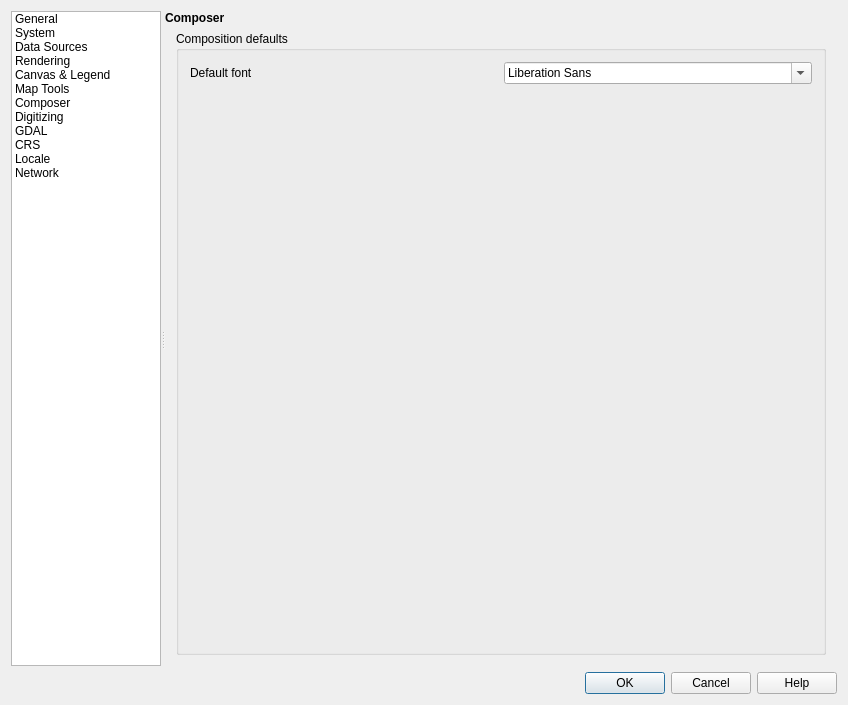
Qt form src/ui/qgsoptionsbase.ui (qgis/QGIS) before a commit.
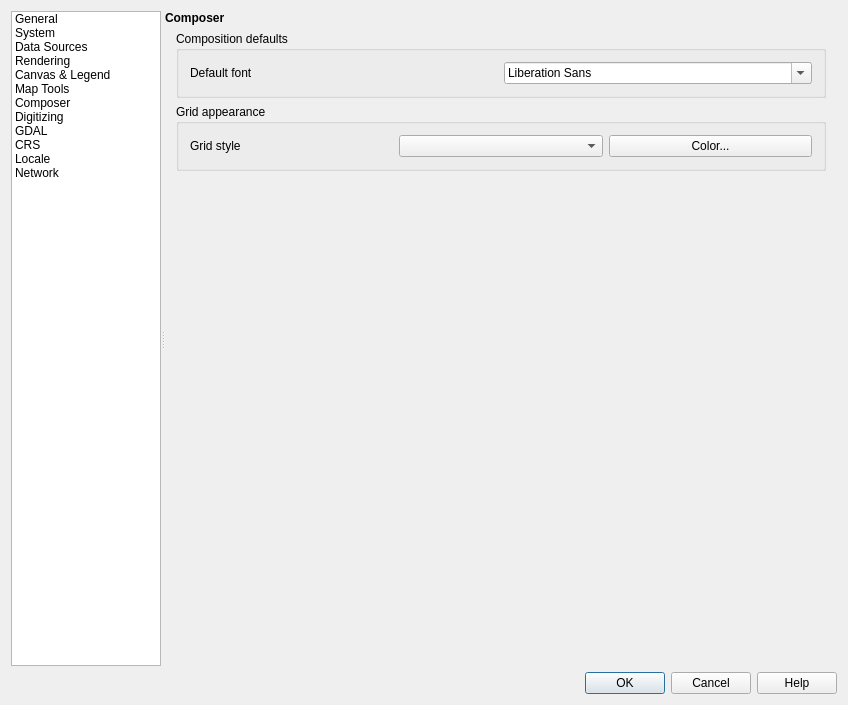
The same form after that commit. The open tabs and pages were chosen to show the change. Icons and pictures are not drawn. Custom widgets are drawn as their Qt base class.

Commit message: Move composer grid style settings to options dialog

Patch:
```diff
--- a/src/ui/qgsoptionsbase.ui
+++ b/src/ui/qgsoptionsbase.ui
@@ -2878,10 +2878,10 @@
                   <string>Composition defaults</string>
                  </property>
                  <layout class="QGridLayout" name="gridLayout_8">
-                  <item row="0" column="0">
+                  <item row="1" column="0">
                    <layout class="QHBoxLayout" name="horizontalLayout_4">
                     <item>
-                     <widget class="QLabel" name="label_58">
+                     <widget class="QLabel" name="label_60">
                       <property name="text">
                        <string>Default font</string>
                       </property>
@@ -2893,7 +2893,40 @@
                     </item>
                    </layout>
                   </item>
-                  <item row="7" column="0">
+                 </layout>
+                </widget>
+               </item>
+               <item>
+                <widget class="QGroupBox" name="groupBox_23">
+                 <property name="title">
+                  <string>Grid appearance</string>
+                 </property>
+                 <layout class="QGridLayout" name="gridLayout_9">
+                  <item row="0" column="0">
+                   <layout class="QHBoxLayout" name="horizontalLayout_32">
+                    <item>
+                     <widget class="QLabel" name="label_59">
+                      <property name="text">
+                       <string>Grid style</string>
+                      </property>
+                     </widget>
+                    </item>
+                    <item>
+                     <widget class="QComboBox" name="mGridStyleComboBox"/>
+                    </item>
+                    <item>
+                     <widget class="QgsColorButton" name="mGridColorButton">
+                      <property name="text">
+                       <string>Color...</string>
+                      </property>
+                     </widget>
+                    </item>
+                   </layout>
+                  </item>
+                 </layout>
+                </widget>
+               </item>
+               <item>
                    <spacer name="verticalSpacer_10">
                     <property name="orientation">
                      <enum>Qt::Vertical</enum>
@@ -2908,9 +2941,6 @@
                   </item>
                  </layout>
                 </widget>
-               </item>
-              </layout>
-             </widget>
             </widget>
            </item>
           </layout>
@@ -4021,7 +4051,7 @@
                    </layout>
                   </item>
                   <item>
-                   <layout class="QHBoxLayout" name="horizontalLayout_34">
+                   <layout class="QHBoxLayout" name="horizontalLayout_35">
                     <item>
                      <widget class="QLabel" name="lblUserAgent">
                       <property name="text">
```
Lines whose indentation alone changed are shown as unchanged. The commit also changes 7 other files.
